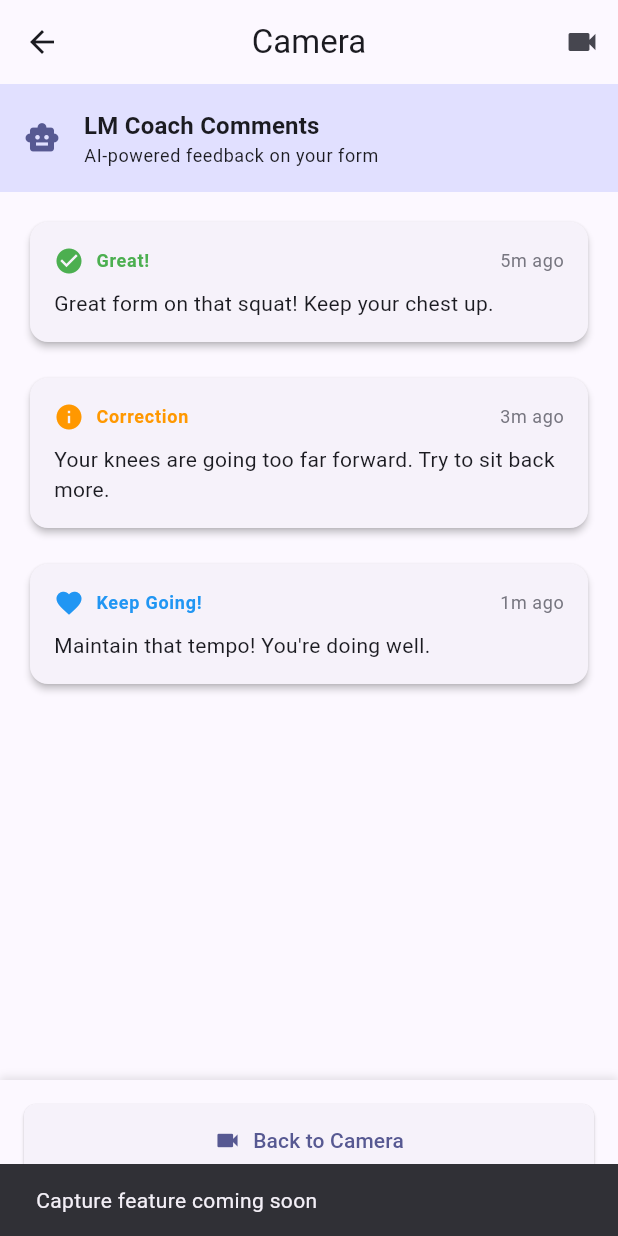
After one commit to Eip-LiftUp/LiftUp-EIP, a Flutter app: the CameraPage screen opened directly, item 2 of the bottom bar chosen, after a tap on "LM Comments", on a phone screen of 412 x 824 dp. The commit adds this screen. Run offline on Flutter 3.47's test engine with Material 3 defaults, Android fonts, the phone set to English and light mode, and no system bars; our stand-ins replace camera, flutter_riverpod, go_router.

Commit message:
Add: a camera tab but untested due to issue with android studio

```diff
--- /dev/null
+++ b/client/app/lib/features/camera/presentation/pages/camera_page.dart
@@ -0,0 +1,129 @@
+import 'package:flutter/material.dart';
+import 'package:camera/camera.dart';
+import 'package:app/core/constants/app_constants.dart';
+import 'package:app/features/camera/presentation/widgets/camera_preview_widget.dart';
+import 'package:app/features/camera/presentation/widgets/lm_comments_section.dart';
+
+class CameraPage extends StatefulWidget {
+  const CameraPage({super.key});
+
+  @override
+  State<CameraPage> createState() => _CameraPageState();
+}
+
+class _CameraPageState extends State<CameraPage> {
+  CameraController? _cameraController;
+  List<CameraDescription>? _cameras;
+  bool _isInitialized = false;
+  String? _error;
+  bool _showComments = false;
+
+  @override
+  void initState() {
+    super.initState();
+    _initializeCamera();
+  }
+
+  Future<void> _initializeCamera() async {
+    try {
+      _cameras = await availableCameras();
+      if (_cameras!.isEmpty) {
+        setState(() {
+          _error = 'No cameras available';
+        });
+        return;
+      }
+
+      _cameraController = CameraController(
+        _cameras![0],
+        ResolutionPreset.high,
+        enableAudio: false,
+      );
+
+      await _cameraController!.initialize();
+
+      if (mounted) {
+        setState(() {
+          _isInitialized = true;
+        });
+      }
+    } catch (e) {
+      setState(() {
+        _error = 'Failed to initialize camera: $e';
+      });
+    }
+  }
+
+  @override
+  void dispose() {
+    _cameraController?.dispose();
+    super.dispose();
+  }
+
+  void _toggleComments() {
+    setState(() {
+      _showComments = !_showComments;
+    });
+  }
+
+  @override
+  Widget build(BuildContext context) {
+    return Scaffold(
+      appBar: AppBar(
+        title: const Text('Camera'),
+        actions: [
+          IconButton(
+            icon: Icon(_showComments ? Icons.videocam : Icons.comment),
+            onPressed: _toggleComments,
+            tooltip: _showComments ? 'Show Camera' : 'Show LM Comments',
+          ),
+        ],
+      ),
+      body: _buildBody(),
+    );
+  }
+
+  Widget _buildBody() {
+    if (_error != null) {
+      return Center(
+        child: Column(
+          mainAxisAlignment: MainAxisAlignment.center,
+          children: [
+            const Icon(Icons.error_outline, size: 64, color: Colors.red),
+            const SizedBox(height: AppConstants.spacingM),
+            Text(
+              _error!,
+              style: Theme.of(context).textTheme.bodyLarge,
+              textAlign: TextAlign.center,
+            ),
+            const SizedBox(height: AppConstants.spacingM),
+            ElevatedButton(
+              onPressed: () {
+                setState(() {
+                  _error = null;
+                });
+                _initializeCamera();
+              },
+              child: const Text('Retry'),
+            ),
+          ],
+        ),
+      );
+    }
+
+    if (!_isInitialized) {
+      return const Center(
+        child: CircularProgressIndicator(),
+      );
+    }
+
+    return _showComments
+        ? LMCommentsSection(
+            onBackToCamera: _toggleComments,
+          )
+        : CameraPreviewWidget(
+            controller: _cameraController!,
+            onShowComments: _toggleComments,
+          );
+  }
+}
--- /dev/null
+++ b/client/app/lib/features/camera/presentation/widgets/camera_preview_widget.dart
@@ -0,0 +1,187 @@
+import 'package:flutter/material.dart';
+import 'package:camera/camera.dart';
+import 'package:app/core/constants/app_constants.dart';
+
+class CameraPreviewWidget extends StatelessWidget {
+  final CameraController controller;
+  final VoidCallback onShowComments;
+
+  const CameraPreviewWidget({
+    super.key,
+    required this.controller,
+    required this.onShowComments,
+  });
+
+  @override
+  Widget build(BuildContext context) {
+    return Stack(
+      children: [
+        // Camera preview
+        Positioned.fill(
+          child: CameraPreview(controller),
+        ),
+
+        // Overlay with guide lines
+        Positioned.fill(
+          child: CustomPaint(
+            painter: _CameraOverlayPainter(),
+          ),
+        ),
+
+        // Controls at the bottom
+        Positioned(
+          bottom: 0,
+          left: 0,
+          right: 0,
+          child: Container(
+            padding: const EdgeInsets.all(AppConstants.spacingL),
+            decoration: BoxDecoration(
+              gradient: LinearGradient(
+                begin: Alignment.bottomCenter,
+                end: Alignment.topCenter,
+                colors: [
+                  Colors.black.withValues(alpha: 0.7),
+                  Colors.transparent,
+                ],
+              ),
+            ),
+            child: Column(
+              mainAxisSize: MainAxisSize.min,
+              children: [
+                Row(
+                  mainAxisAlignment: MainAxisAlignment.spaceEvenly,
+                  children: [
+                    _buildControlButton(
+                      context,
+                      icon: Icons.comment,
+                      label: 'LM Comments',
+                      onTap: onShowComments,
+                    ),
+                    _buildControlButton(
+                      context,
+                      icon: Icons.camera,
+                      label: 'Capture',
+                      onTap: () {
+                        ScaffoldMessenger.of(context).showSnackBar(
+                          const SnackBar(
+                            content: Text('Capture feature coming soon'),
+                          ),
+                        );
+                      },
+                    ),
+                    _buildControlButton(
+                      context,
+                      icon: Icons.flip_camera_android,
+                      label: 'Flip',
+                      onTap: () {
+                        ScaffoldMessenger.of(context).showSnackBar(
+                          const SnackBar(
+                            content: Text('Camera flip coming soon'),
+                          ),
+                        );
+                      },
+                    ),
+                  ],
+                ),
+                const SizedBox(height: AppConstants.spacingS),
+                Text(
+                  'Position yourself in the frame',
+                  style: Theme.of(context).textTheme.bodySmall?.copyWith(
+                        color: Colors.white,
+                      ),
+                ),
+              ],
+            ),
+          ),
+        ),
+      ],
+    );
+  }
+
+  Widget _buildControlButton(
+    BuildContext context, {
+    required IconData icon,
+    required String label,
+    required VoidCallback onTap,
+  }) {
+    return InkWell(
+      onTap: onTap,
+      borderRadius: BorderRadius.circular(AppConstants.borderRadiusM),
+      child: Container(
+        padding: const EdgeInsets.all(AppConstants.spacingM),
+        child: Column(
+          mainAxisSize: MainAxisSize.min,
+          children: [
+            Icon(icon, color: Colors.white, size: 32),
+            const SizedBox(height: AppConstants.spacingS),
+            Text(
+              label,
+              style: Theme.of(context).textTheme.bodySmall?.copyWith(
+                    color: Colors.white,
+                  ),
+            ),
+          ],
+        ),
+      ),
+    );
+  }
+}
+
+class _CameraOverlayPainter extends CustomPainter {
+  @override
+  void paint(Canvas canvas, Size size) {
+    final paint = Paint()
+      ..color = Colors.white.withValues(alpha: 0.3)
+      ..strokeWidth = 1.0
+      ..style = PaintingStyle.stroke;
+
+    // Draw center crosshair
+    final centerX = size.width / 2;
+    final centerY = size.height / 2;
+    final crosshairSize = 40.0;
+
+    // Horizontal line
+    canvas.drawLine(
+      Offset(centerX - crosshairSize, centerY),
+      Offset(centerX + crosshairSize, centerY),
+      paint,
+    );
+
+    // Vertical line
+    canvas.drawLine(
+      Offset(centerX, centerY - crosshairSize),
+      Offset(centerX, centerY + crosshairSize),
+      paint,
+    );
+
+    // Draw grid lines (rule of thirds)
+    paint.color = Colors.white.withValues(alpha: 0.2);
+
+    // Vertical lines
+    canvas.drawLine(
+      Offset(size.width / 3, 0),
+      Offset(size.width / 3, size.height),
+      paint,
+    );
+    canvas.drawLine(
+      Offset(2 * size.width / 3, 0),
+      Offset(2 * size.width / 3, size.height),
+      paint,
+    );
+
+    // Horizontal lines
+    canvas.drawLine(
+      Offset(0, size.height / 3),
+      Offset(size.width, size.height / 3),
+      paint,
+    );
+    canvas.drawLine(
+      Offset(0, 2 * size.height / 3),
+      Offset(size.width, 2 * size.height / 3),
+      paint,
+    );
+  }
+
+  @override
+  bool shouldRepaint(covariant CustomPainter oldDelegate) => false;
+}
--- /dev/null
+++ b/client/app/lib/features/camera/presentation/widgets/lm_comments_section.dart
@@ -0,0 +1,290 @@
+import 'package:flutter/material.dart';
+import 'package:app/core/constants/app_constants.dart';
+
+class LMCommentsSection extends StatefulWidget {
+  final VoidCallback onBackToCamera;
+
+  const LMCommentsSection({
+    super.key,
+    required this.onBackToCamera,
+  });
+
+  @override
+  State<LMCommentsSection> createState() => _LMCommentsSectionState();
+}
+
+class _LMCommentsSectionState extends State<LMCommentsSection> {
+  // Placeholder for LM comments - will be replaced with actual LM integration
+  final List<LMComment> _comments = [
+    LMComment(
+      id: '1',
+      text: 'Great form on that squat! Keep your chest up.',
+      timestamp: DateTime.now().subtract(const Duration(minutes: 5)),
+      type: CommentType.positive,
+    ),
+    LMComment(
+      id: '2',
+      text: 'Your knees are going too far forward. Try to sit back more.',
+      timestamp: DateTime.now().subtract(const Duration(minutes: 3)),
+      type: CommentType.correction,
+    ),
+    LMComment(
+      id: '3',
+      text: 'Maintain that tempo! You\'re doing well.',
+      timestamp: DateTime.now().subtract(const Duration(minutes: 1)),
+      type: CommentType.encouragement,
+    ),
+  ];
+
+  @override
+  Widget build(BuildContext context) {
+    return Column(
+      children: [
+        // Header with info
+        Container(
+          padding: const EdgeInsets.all(AppConstants.spacingM),
+          color: Theme.of(context).colorScheme.primaryContainer,
+          child: Row(
+            children: [
+              Icon(
+                Icons.smart_toy,
+                color: Theme.of(context).colorScheme.primary,
+              ),
+              const SizedBox(width: AppConstants.spacingM),
+              Expanded(
+                child: Column(
+                  crossAxisAlignment: CrossAxisAlignment.start,
+                  children: [
+                    Text(
+                      'LM Coach Comments',
+                      style: Theme.of(context).textTheme.titleMedium?.copyWith(
+                            fontWeight: FontWeight.bold,
+                          ),
+                    ),
+                    Text(
+                      'AI-powered feedback on your form',
+                      style: Theme.of(context).textTheme.bodySmall,
+                    ),
+                  ],
+                ),
+              ),
+            ],
+          ),
+        ),
+
+        // Comments list
+        Expanded(
+          child: _comments.isEmpty
+              ? _buildEmptyState(context)
+              : ListView.separated(
+                  padding: const EdgeInsets.all(AppConstants.spacingM),
+                  itemCount: _comments.length,
+                  separatorBuilder: (context, index) => const SizedBox(
+                    height: AppConstants.spacingM,
+                  ),
+                  itemBuilder: (context, index) {
+                    return _buildCommentCard(context, _comments[index]);
+                  },
+                ),
+        ),
+
+        // Footer
+        Container(
+          padding: const EdgeInsets.all(AppConstants.spacingM),
+          decoration: BoxDecoration(
+            color: Theme.of(context).colorScheme.surface,
+            boxShadow: [
+              BoxShadow(
+                color: Colors.black.withValues(alpha: 0.1),
+                blurRadius: 4,
+                offset: const Offset(0, -2),
+              ),
+            ],
+          ),
+          child: Column(
+            mainAxisSize: MainAxisSize.min,
+            children: [
+              ElevatedButton.icon(
+                onPressed: widget.onBackToCamera,
+                icon: const Icon(Icons.videocam),
+                label: const Text('Back to Camera'),
+                style: ElevatedButton.styleFrom(
+                  minimumSize: const Size(double.infinity, 48),
+                ),
+              ),
+              const SizedBox(height: AppConstants.spacingS),
+              Text(
+                'LM integration pending',
+                style: Theme.of(context).textTheme.bodySmall?.copyWith(
+                      color: Theme.of(context).colorScheme.outline,
+                    ),
+              ),
+            ],
+          ),
+        ),
+      ],
+    );
+  }
+
+  Widget _buildEmptyState(BuildContext context) {
+    return Center(
+      child: Column(
+        mainAxisAlignment: MainAxisAlignment.center,
+        children: [
+          Icon(
+            Icons.forum_outlined,
+            size: 64,
+            color: Theme.of(context).colorScheme.outline,
+          ),
+          const SizedBox(height: AppConstants.spacingM),
+          Text(
+            'No comments yet',
+            style: Theme.of(context).textTheme.titleMedium,
+          ),
+          const SizedBox(height: AppConstants.spacingS),
+          Text(
+            'Start recording to get AI feedback',
+            style: Theme.of(context).textTheme.bodyMedium?.copyWith(
+                  color: Theme.of(context).colorScheme.outline,
+                ),
+          ),
+        ],
+      ),
+    );
+  }
+
+  Widget _buildCommentCard(BuildContext context, LMComment comment) {
+    return Card(
+      elevation: 2,
+      child: Padding(
+        padding: const EdgeInsets.all(AppConstants.spacingM),
+        child: Column(
+          crossAxisAlignment: CrossAxisAlignment.start,
+          children: [
+            Row(
+              children: [
+                _CommentTypeIcon(type: comment.type),
+                const SizedBox(width: AppConstants.spacingS),
+                Text(
+                  _getCommentTypeLabel(comment.type),
+                  style: Theme.of(context).textTheme.labelMedium?.copyWith(
+                        color: _getCommentColor(context, comment.type),
+                        fontWeight: FontWeight.bold,
+                      ),
+                ),
+                const Spacer(),
+                Text(
+                  _formatTimestamp(comment.timestamp),
+                  style: Theme.of(context).textTheme.bodySmall?.copyWith(
+                        color: Theme.of(context).colorScheme.outline,
+                      ),
+                ),
+              ],
+            ),
+            const SizedBox(height: AppConstants.spacingS),
+            Text(
+              comment.text,
+              style: Theme.of(context).textTheme.bodyMedium,
+            ),
+          ],
+        ),
+      ),
+    );
+  }
+
+  String _getCommentTypeLabel(CommentType type) {
+    switch (type) {
+      case CommentType.positive:
+        return 'Great!';
+      case CommentType.correction:
+        return 'Correction';
+      case CommentType.encouragement:
+        return 'Keep Going!';
+      case CommentType.warning:
+        return 'Warning';
+    }
+  }
+
+  Color _getCommentColor(BuildContext context, CommentType type) {
+    switch (type) {
+      case CommentType.positive:
+        return Colors.green;
+      case CommentType.correction:
+        return Colors.orange;
+      case CommentType.encouragement:
+        return Colors.blue;
+      case CommentType.warning:
+        return Colors.red;
+    }
+  }
+
+  String _formatTimestamp(DateTime timestamp) {
+    final now = DateTime.now();
+    final difference = now.difference(timestamp);
+
+    if (difference.inMinutes < 1) {
+      return 'Just now';
+    } else if (difference.inMinutes < 60) {
+      return '${difference.inMinutes}m ago';
+    } else if (difference.inHours < 24) {
+      return '${difference.inHours}h ago';
+    } else {
+      return '${difference.inDays}d ago';
+    }
+  }
+}
+
+class _CommentTypeIcon extends StatelessWidget {
+  final CommentType type;
+
+  const _CommentTypeIcon({required this.type});
+
+  @override
+  Widget build(BuildContext context) {
+    IconData icon;
+    Color color;
+
+    switch (type) {
+      case CommentType.positive:
+        icon = Icons.check_circle;
+        color = Colors.green;
+        break;
+      case CommentType.correction:
+        icon = Icons.info;
+        color = Colors.orange;
+        break;
+      case CommentType.encouragement:
+        icon = Icons.favorite;
+        color = Colors.blue;
+        break;
+      case CommentType.warning:
+        icon = Icons.warning;
+        color = Colors.red;
+        break;
+    }
+
+    return Icon(icon, size: 20, color: color);
+  }
+}
+
+// Data models for LM comments (placeholder until real LM integration)
+class LMComment {
+  final String id;
+  final String text;
+  final DateTime timestamp;
+  final CommentType type;
+
+  LMComment({
+    required this.id,
+    required this.text,
+    required this.timestamp,
+    required this.type,
+  });
+}
+
+enum CommentType {
+  positive,
+  correction,
+  encouragement,
+  warning,
+}
--- a/client/app/lib/features/home/presentation/pages/home_page.dart
+++ b/client/app/lib/features/home/presentation/pages/home_page.dart
@@ -1,8 +1,28 @@
 import 'package:flutter/material.dart';
 import 'package:app/core/constants/app_constants.dart';
+import 'package:app/features/camera/presentation/pages/camera_page.dart';
 
-class HomePage extends StatelessWidget {
-  const HomePage({Key? key}) : super(key: key);
+class HomePage extends StatefulWidget {
+  const HomePage({super.key});
+
+  @override
+  State<HomePage> createState() => _HomePageState();
+}
+
+class _HomePageState extends State<HomePage> with SingleTickerProviderStateMixin {
+  late TabController _tabController;
+
+  @override
+  void initState() {
+    super.initState();
+    _tabController = TabController(length: 2, vsync: this);
+  }
+
+  @override
+  void dispose() {
+    _tabController.dispose();
+    super.dispose();
+  }
 
   @override
   Widget build(BuildContext context) {
@@ -10,8 +30,32 @@ class HomePage extends StatelessWidget {
       appBar: AppBar(
         title: const Text(AppConstants.appName),
         elevation: 2,
+        bottom: TabBar(
+          controller: _tabController,
+          tabs: const [
+            Tab(
+              icon: Icon(Icons.home),
+              text: 'Home',
             ),
-      body: Center(
+            Tab(
+              icon: Icon(Icons.camera_alt),
+              text: 'Camera',
+            ),
+          ],
+        ),
+      ),
+      body: TabBarView(
+        controller: _tabController,
+        children: [
+          _buildHomeTab(),
+          const CameraPage(),
+        ],
+      ),
+    );
+  }
+
+  Widget _buildHomeTab() {
+    return Center(
       child: SingleChildScrollView(
         padding: const EdgeInsets.all(AppConstants.spacingL),
         child: Column(
@@ -48,12 +92,10 @@ class HomePage extends StatelessWidget {
             const SizedBox(height: AppConstants.spacingL),
             ElevatedButton.icon(
               onPressed: () {
-                  ScaffoldMessenger.of(context).showSnackBar(
-                    const SnackBar(content: Text('Welcome to LiftUp!')),
-                  );
+                _tabController.animateTo(1);
               },
-                icon: const Icon(Icons.play_arrow),
-                label: const Text('Get Started'),
+              icon: const Icon(Icons.camera_alt),
+              label: const Text('Open Camera'),
             ),
             const SizedBox(height: AppConstants.spacingM),
             Text(
@@ -63,7 +105,6 @@ class HomePage extends StatelessWidget {
           ],
         ),
       ),
-      ),
     );
   }
 }
--- a/client/app/pubspec.yaml
+++ b/client/app/pubspec.yaml
@@ -43,6 +43,10 @@ dependencies:
   # Navigation
   go_router: ^13.2.0
 
+  # Camera
+  camera: ^0.10.5+5
+  permission_handler: ^11.0.1
+
   # Utilities
   freezed_annotation: ^2.4.1
 
@@ -59,7 +63,6 @@ dev_dependencies:
 
   # Code Generation
   build_runner: ^2.4.0
-  riverpod_generator: ^2.3.0
   freezed: ^2.4.1
 
 # For information on the generic Dart part of this file, see the
```
Also changed, not shown: client/app/pubspec.lock, 4 other files. Lines whose indentation alone changed are shown as unchanged.
